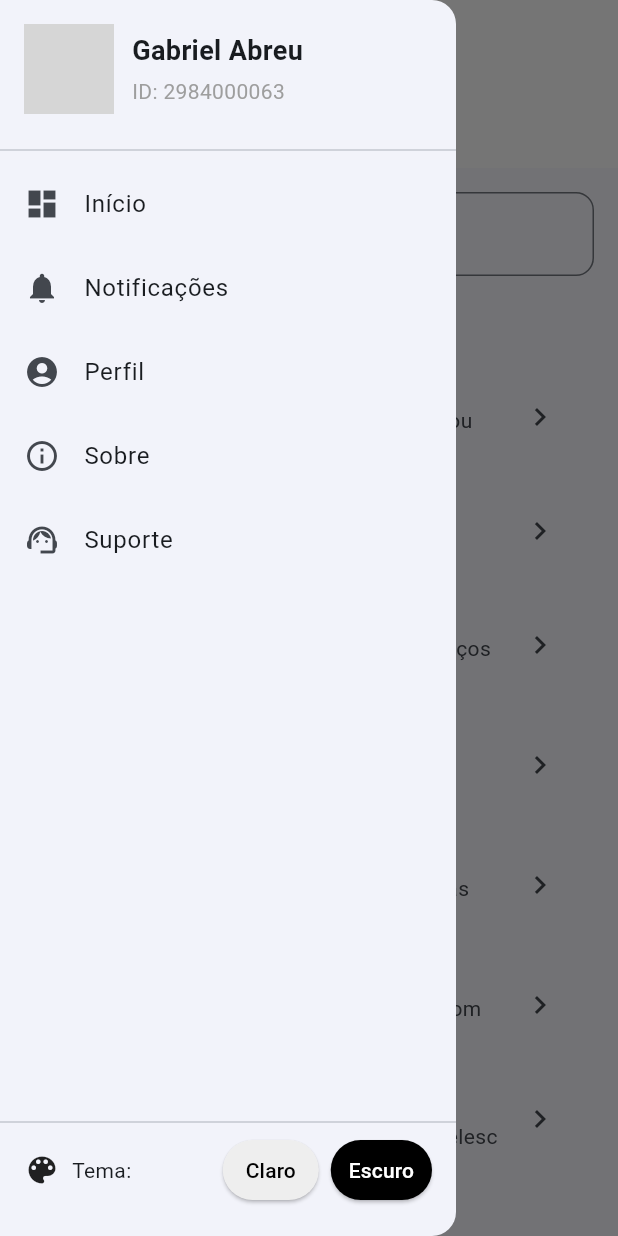
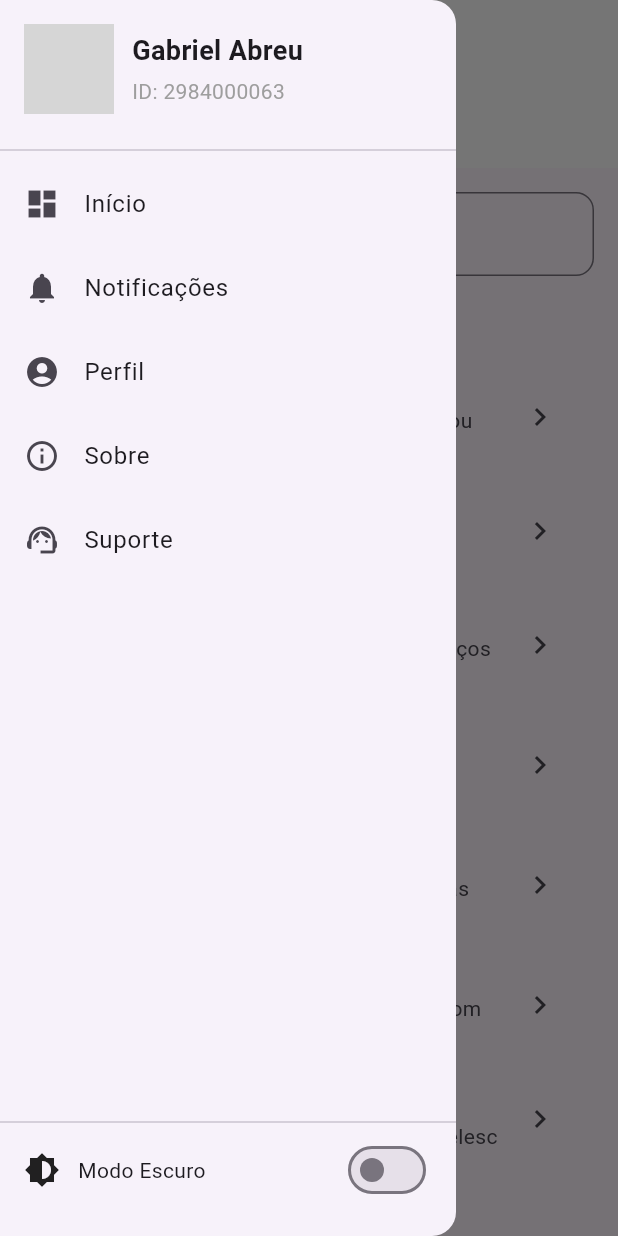
Before and after one commit to gabrielvsabreu/blu-cidadao-app, a Flutter app: the screen it shows after launch, with the side drawer open, on a phone screen of 412 x 824 dp. Run offline on Flutter 3.47's test engine with Material 3 defaults, Android fonts, the phone set to English and light mode, and no system bars; grey boxes are pictures that could not be loaded.

Commit message:
commit - modo escuro

```diff
--- a/blu-cidadao-flutter/lib/main.dart
+++ b/blu-cidadao-flutter/lib/main.dart
@@ -1,8 +1,15 @@
 import 'package:flutter/material.dart';
+import 'package:provider/provider.dart';
+import 'theme_provider.dart';
 import 'screens/main_screen.dart';
 
 void main() {
-  runApp(const MyApp());
+  runApp(
+    ChangeNotifierProvider(
+      create: (_) => ThemeProvider(),
+      child: const MyApp(),
+    ),
+  );
 }
 
 class MyApp extends StatelessWidget {
@@ -10,14 +17,21 @@
 
   @override
   Widget build(BuildContext context) {
+    final themeProvider = Provider.of<ThemeProvider>(context);
+
     return MaterialApp(
-      title: 'BluCidadão',
-      debugShowCheckedModeBanner: false,
+      title: 'Blu Cidadão',
+      themeMode: themeProvider.themeMode,
       theme: ThemeData(
-        colorScheme: ColorScheme.fromSeed(seedColor: Colors.blue),
-        useMaterial3: true,
+        brightness: Brightness.light,
+        primarySwatch: Colors.blue,
+      ),
+      darkTheme: ThemeData(
+        brightness: Brightness.dark,
+        primarySwatch: Colors.blue,
       ),
       home: const MainScreen(),
+      debugShowCheckedModeBanner: false,
     );
   }
 }
--- a/blu-cidadao-flutter/lib/screens/main_screen.dart
+++ b/blu-cidadao-flutter/lib/screens/main_screen.dart
@@ -2,6 +2,8 @@
 import 'home_screen.dart';
 import 'notifications_screen.dart';
 import 'profile_screen.dart';
+import 'package:provider/provider.dart';
+import '../theme_provider.dart';
 
 class MainScreen extends StatefulWidget {
   const MainScreen({super.key});
@@ -55,9 +57,7 @@
                   children: [
                     const CircleAvatar(
                       radius: 30,
-                      backgroundImage: AssetImage(
-                        'assets/avatar.png',
-                      ), // substitua pela imagem real se quiser
+                      backgroundImage: AssetImage('assets/avatar.png'),
                       backgroundColor: Colors.grey,
                     ),
                     const SizedBox(width: 12),
@@ -102,65 +102,49 @@
                 leading: const Icon(Icons.info_outline),
                 title: const Text('Sobre'),
                 onTap: () {
-                  // Pode abrir uma página com informações do app futuramente
+                  // abrir página futura
                 },
               ),
               ListTile(
                 leading: const Icon(Icons.support_agent),
                 title: const Text('Suporte'),
                 onTap: () {
-                  // Pode abrir formulário ou contato com suporte
+                  // abrir suporte futuro
                 },
               ),
+
               const Spacer(),
 
               const Divider(),
+
+              // Switch de tema escuro claro no rodapé
               Padding(
-                padding: const EdgeInsets.symmetric(horizontal: 16),
+                padding: const EdgeInsets.symmetric(horizontal: 16.0),
                 child: Row(
                   children: [
-                    const Icon(Icons.color_lens),
-                    const SizedBox(width: 8),
-                    const Text('Tema:'),
+                    const Icon(Icons.brightness_6),
+                    const SizedBox(width: 12),
+                    const Text('Modo Escuro'),
                     const Spacer(),
-                    ElevatedButton(
-                      onPressed: () {
-                        // Aqui futuramente pode alternar entre claro/escuro
+                    Consumer<ThemeProvider>(
+                      builder: (context, themeProvider, _) {
+                        return Switch(
+                          value: themeProvider.isDarkMode,
+                          onChanged: (value) {
+                            themeProvider.toggleTheme(value);
+                          },
+                        );
                       },
-                      style: ElevatedButton.styleFrom(
-                        backgroundColor: Colors.grey[200],
-                        foregroundColor: Colors.black,
-                        padding: const EdgeInsets.symmetric(
-                          horizontal: 12,
-                          vertical: 4,
-                        ),
-                      ),
-                      child: const Text('Claro'),
-                    ),
-                    const SizedBox(width: 8),
-                    ElevatedButton(
-                      onPressed: () {
-                        // Aqui futuramente pode alternar entre claro/escuro
-                      },
-                      style: ElevatedButton.styleFrom(
-                        backgroundColor: Colors.black,
-                        foregroundColor: Colors.white,
-                        padding: const EdgeInsets.symmetric(
-                          horizontal: 12,
-                          vertical: 4,
-                        ),
-                      ),
-                      child: const Text('Escuro'),
                     ),
                   ],
                 ),
               ),
+
               const SizedBox(height: 20),
             ],
           ),
         ),
       ),
-
       body: _screens[_selectedIndex],
     );
   }
--- /dev/null
+++ b/blu-cidadao-flutter/lib/theme_provider.dart
@@ -0,0 +1,14 @@
+import 'package:flutter/material.dart';
+
+class ThemeProvider extends ChangeNotifier {
+  ThemeMode _themeMode = ThemeMode.light;
+
+  ThemeMode get themeMode => _themeMode;
+
+  void toggleTheme(bool isDarkMode) {
+    _themeMode = isDarkMode ? ThemeMode.dark : ThemeMode.light;
+    notifyListeners();
+  }
+
+  bool get isDarkMode => _themeMode == ThemeMode.dark;
+}
--- a/blu-cidadao-flutter/pubspec.yaml
+++ b/blu-cidadao-flutter/pubspec.yaml
@@ -30,6 +30,8 @@
 dependencies:
   flutter:
     sdk: flutter
+  provider: ^6.0.5
+
 
   # The following adds the Cupertino Icons font to your application.
   # Use with the CupertinoIcons class for iOS style icons.
```
Also changed, not shown: blu-cidadao-flutter/pubspec.lock.
